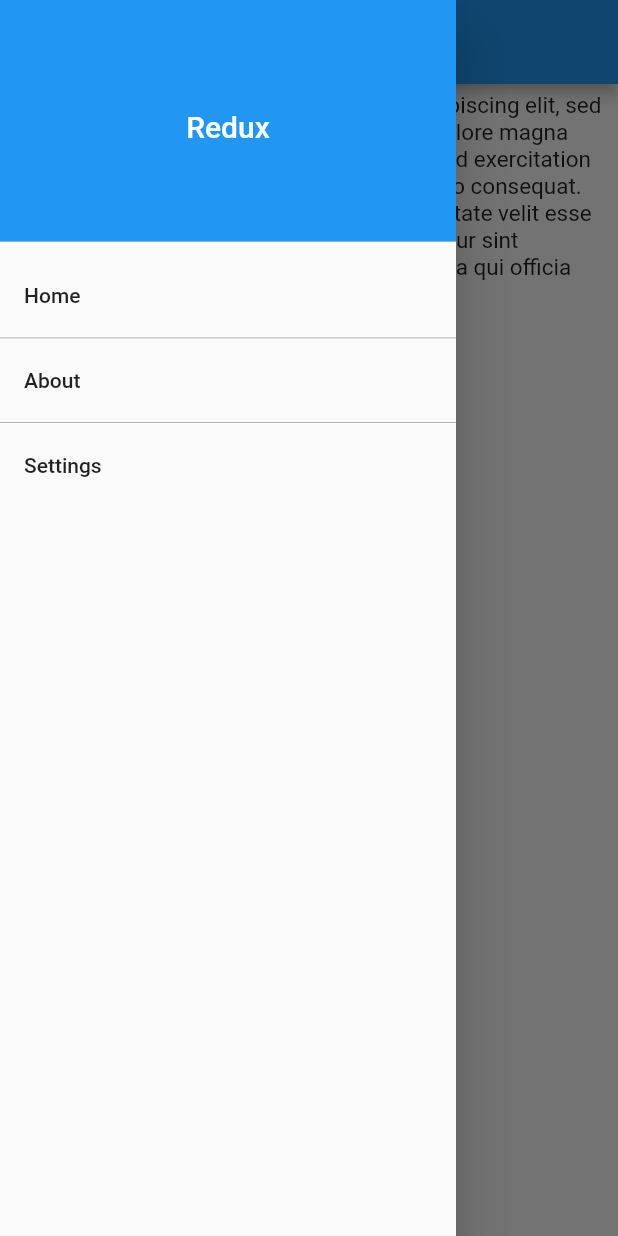
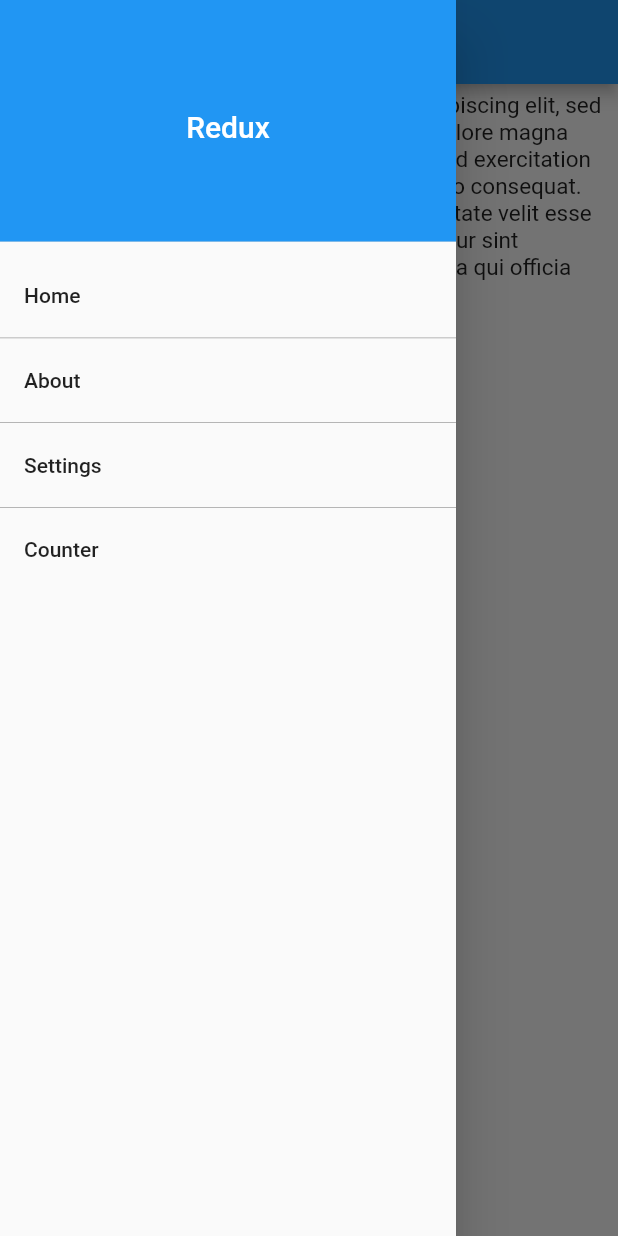
Before and after one commit to walid-ashik/flutter_redux_basic, a Flutter app: the screen it shows after launch, with the side drawer open, on a phone screen of 412 x 824 dp. Run offline on Flutter 3.47's test engine with Material 2 defaults, Android fonts, the phone set to English and light mode, and no system bars; our stand-ins replace flutter_redux, redux.

Commit message:
Create counter

```diff
--- a/lib/drawer_menu.dart
+++ b/lib/drawer_menu.dart
@@ -34,6 +34,10 @@ class DrawerMenu extends StatelessWidget {
           getListTile('Settings', onTap: () {
             Navigator.pushReplacementNamed(context, '/settings');
           }),
+          getLine(),
+          getListTile('Counter', onTap: () {
+            Navigator.pushReplacementNamed(context, '/counter');
+          }),
         ],
       ),
     );
--- /dev/null
+++ b/lib/increment/Counter.dart
@@ -0,0 +1,34 @@
+import 'package:flutter/material.dart';
+import 'package:flutter_redux/flutter_redux.dart';
+import 'package:flutter_redux_basic/model/app_state.dart';
+import 'package:flutter_redux_basic/redux/actions.dart';
+
+class Counter extends StatelessWidget {
+  int counter = 0;
+
+  @override
+  Widget build(BuildContext context) {
+    return StoreConnector<AppState, AppState> (
+      converter: (store) => store.state,
+      builder: (context, state) {
+        return Scaffold(
+          appBar: AppBar(
+            title: Text('Counter'),
+          ),
+          body: Center(child: Text('count to: ${state.incrementedCounter}')),
+          floatingActionButton: FloatingActionButton(
+            onPressed: () {
+              print('clicked!');
+              counter = state.counter + 1;
+              StoreProvider.of<AppState>(context).dispatch(Increment(counter));
+            },
+            child: Icon(
+              Icons.add,
+              color: Colors.white,
+            ),
+          ),
+        );
+      },
+    );
+  }
+}
--- a/lib/main.dart
+++ b/lib/main.dart
@@ -1,5 +1,6 @@
 import 'package:flutter/material.dart';
 import 'package:flutter_redux/flutter_redux.dart';
+import 'package:flutter_redux_basic/increment/Counter.dart';
 import 'package:flutter_redux_basic/settings.dart';
 import 'package:flutter_redux_basic/model/app_state.dart';
 import 'package:flutter_redux_basic/redux/reducers.dart';
@@ -8,7 +9,7 @@ import 'About.dart';
 import 'Home.dart';
 
 void main() {
-  final _initialState = AppState(sliderFontSize: 0.5, isItalic: false, isBold: false);
+  final _initialState = AppState(sliderFontSize: 0.5, isItalic: false, isBold: false, counter: 0);
   final Store<AppState> _store = Store<AppState>(reducers, initialState: _initialState);
   runApp(MyApp(store: _store));
 }
@@ -29,6 +30,7 @@ class MyApp extends StatelessWidget {
           '/': (context) => Home(),
           '/about': (context) => About(),
           '/settings': (context) => Settings(),
+          '/counter': (context) => Counter(),
         },
       ),
     );
--- a/lib/model/app_state.dart
+++ b/lib/model/app_state.dart
@@ -4,14 +4,18 @@ class AppState {
   double sliderFontSize;
   bool isBold;
   bool isItalic;
+  int counter;
 
-  AppState({@required this.sliderFontSize, @required this.isBold, @required this.isItalic});
+  AppState({@required this.sliderFontSize, @required this.isBold, @required this.isItalic, @required this.counter});
 
   AppState.fromAppState(AppState another) {
     sliderFontSize = another.sliderFontSize;
     isBold = another.isBold;
     isItalic = another.isItalic;
+    counter = another.counter;
   }
 
   double get viewFontSize => sliderFontSize * 30;
+
+  int get incrementedCounter => counter + 1;
 }
--- a/lib/redux/reducers.dart
+++ b/lib/redux/reducers.dart
@@ -2,14 +2,17 @@ import 'package:flutter_redux_basic/model/app_state.dart';
 import 'actions.dart';
 
 AppState reducers(AppState previousSate, dynamic action) {
+
   AppState newState = AppState.fromAppState(previousSate);
 
-  if(action is FontSize) {
-     newState.sliderFontSize = action.payload;
-  } else if(action is Italic) {
+  if (action is FontSize) {
+    newState.sliderFontSize = action.payload;
+  } else if (action is Italic) {
     newState.isItalic = action.payload;
-  } else if(action is Bold) {
+  } else if (action is Bold) {
     newState.isBold = action.payload;
+  } else if (action is Increment) {
+    newState.counter = action.payload;
   }
 
   return newState;
```
Also changed, not shown: lib/redux/actions.dart (+10 -2 lines).
